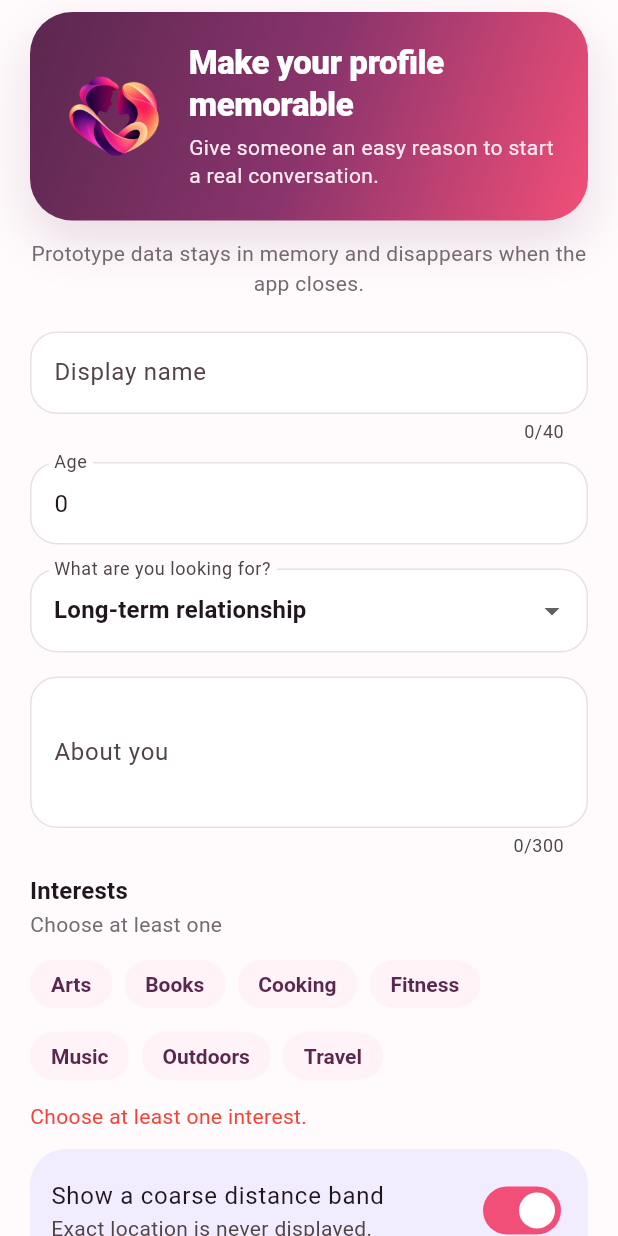
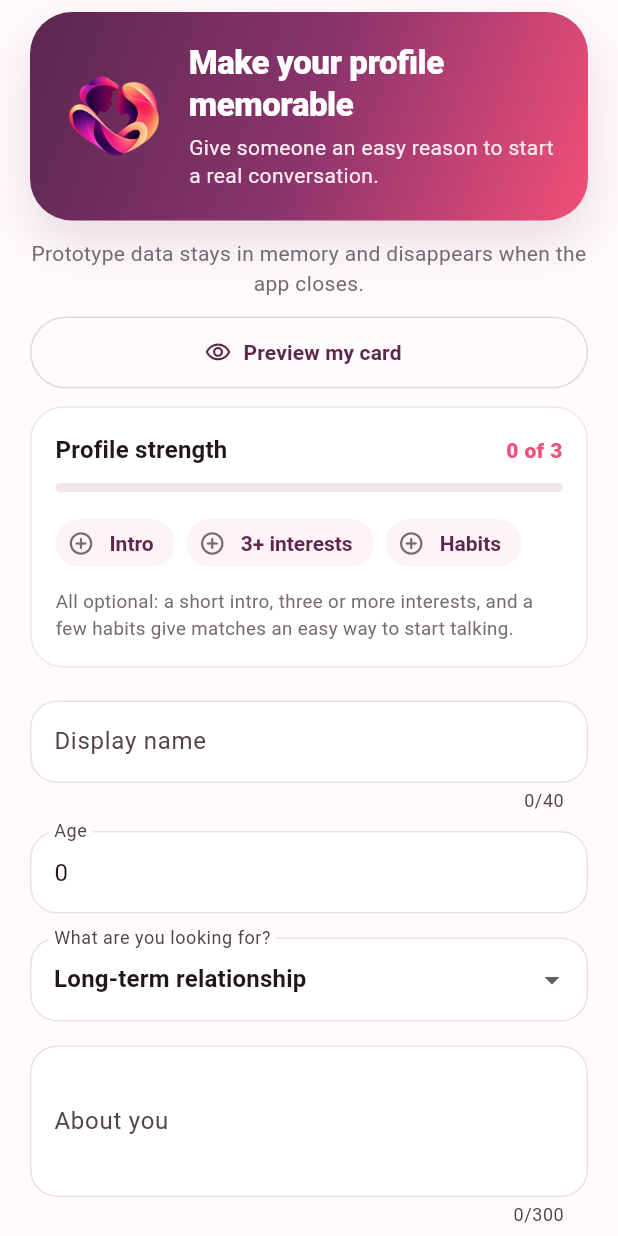
Before and after one commit to anilise09/vowra, a Flutter app: the ProfileEditor widget shown alone on an empty page, opened directly with empty values, on a phone screen of 412 x 824 dp. Run offline on Flutter 3.47's test engine with Material 3 defaults, Android fonts, the phone set to English and light mode, and no system bars; accounts and stored records are empty.

Commit message:
CP-058: preview my card, profile strength, editable habits
Co-Authored-By: Claude Opus 5.5 <noreply@anthropic.com>

```diff
--- a/lib/features/profile/profile_editor.dart
+++ b/lib/features/profile/profile_editor.dart
@@ -1,7 +1,10 @@
 import 'package:flutter/material.dart';
 
+import '../../domain/lifestyle.dart';
 import '../../domain/user_profile.dart';
 import '../../theme/vawra_theme.dart';
+import '../shared/lifestyle_picker.dart';
+import 'profile_preview.dart';
 
 class ProfileEditor extends StatefulWidget {
   const ProfileEditor({
@@ -26,6 +29,7 @@ class _ProfileEditorState extends State<ProfileEditor> {
   late Set<String> interests;
   late bool showDistanceBand;
   late bool callReadyByDefault;
+  late Map<LifestyleTopic, String> lifestyle;
 
   @override
   void initState() {
@@ -38,10 +42,15 @@ class _ProfileEditorState extends State<ProfileEditor> {
     interests = {...?profile?.interests};
     showDistanceBand = profile?.showDistanceBand ?? true;
     callReadyByDefault = profile?.callReadyByDefault ?? false;
+    lifestyle = {...?profile?.lifestyle};
+    bioController.addListener(_refresh);
   }
+
+  void _refresh() => setState(() {});
 
   @override
   void dispose() {
+    bioController.removeListener(_refresh);
     nameController.dispose();
     ageController.dispose();
     bioController.dispose();
@@ -120,6 +129,19 @@ class _ProfileEditorState extends State<ProfileEditor> {
             'Prototype data stays in memory and disappears when the app closes.',
             textAlign: TextAlign.center,
           ),
+          const SizedBox(height: 12),
+          OutlinedButton.icon(
+            key: const Key('preview-card'),
+            onPressed: () => ProfilePreviewSheet.show(context, _draft()),
+            icon: const Icon(Icons.visibility_outlined),
+            label: const Text('Preview my card'),
+          ),
+          const SizedBox(height: 12),
+          ProfileStrengthCard(
+            hasIntro: bioController.text.trim().isNotEmpty,
+            interestCount: interests.length,
+            hasLifestyle: lifestyle.isNotEmpty,
+          ),
           const SizedBox(height: 22),
           TextFormField(
             key: const Key('profile-name'),
@@ -194,7 +216,19 @@ class _ProfileEditorState extends State<ProfileEditor> {
                 style: TextStyle(color: Colors.red),
               ),
             ),
+          const SizedBox(height: 18),
+          Text('Lifestyle', style: Theme.of(context).textTheme.titleMedium),
+          const Text('Optional. Tap a chosen answer again to clear it.'),
           const SizedBox(height: 12),
+          LifestylePicker(
+            selected: lifestyle,
+            onChanged: (topic, option) => setState(
+              () => lifestyle[topic] == option
+                  ? lifestyle.remove(topic)
+                  : lifestyle[topic] = option,
+            ),
+          ),
+          const SizedBox(height: 18),
           Material(
             color: VawraColors.lavender,
             borderRadius: BorderRadius.circular(24),
@@ -239,6 +273,18 @@ class _ProfileEditorState extends State<ProfileEditor> {
     ),
   );
 
+  /// The current form as a profile, unvalidated, for the preview.
+  UserProfile _draft() => UserProfile(
+    displayName: nameController.text,
+    age: int.tryParse(ageController.text.trim()) ?? 18,
+    intent: intent,
+    bio: bioController.text.trim(),
+    interests: interests.toList()..sort(),
+    showDistanceBand: showDistanceBand,
+    callReadyByDefault: callReadyByDefault,
+    lifestyle: Map.unmodifiable(lifestyle),
+  );
+
   void _save() {
     if (!(formKey.currentState?.validate() ?? false) || interests.isEmpty) {
       return;
@@ -252,7 +298,7 @@ class _ProfileEditorState extends State<ProfileEditor> {
         interests: interests.toList()..sort(),
         showDistanceBand: showDistanceBand,
         callReadyByDefault: callReadyByDefault,
-        lifestyle: widget.initialProfile?.lifestyle ?? const {},
+        lifestyle: Map.unmodifiable(lifestyle),
       ),
     );
   }
--- /dev/null
+++ b/lib/features/profile/profile_preview.dart
@@ -0,0 +1,319 @@
+import 'package:flutter/material.dart';
+
+import '../../domain/lifestyle.dart';
+import '../../domain/user_profile.dart';
+import '../../theme/vawra_theme.dart';
+
+/// Shows the person their own card the way others would see it.
+class ProfilePreviewSheet extends StatelessWidget {
+  const ProfilePreviewSheet({super.key, required this.profile});
+
+  final UserProfile profile;
+
+  static Future<void> show(BuildContext context, UserProfile profile) =>
+      showModalBottomSheet<void>(
+        context: context,
+        isScrollControlled: true,
+        useSafeArea: true,
+        backgroundColor: VawraColors.canvas,
+        builder: (_) => ProfilePreviewSheet(profile: profile),
+      );
+
+  @override
+  Widget build(BuildContext context) {
+    final name = profile.displayName.trim().isEmpty
+        ? 'Your name'
+        : profile.displayName.trim();
+    return SizedBox(
+      height: MediaQuery.sizeOf(context).height * 0.88,
+      child: Column(
+        children: [
+          Padding(
+            padding: const EdgeInsets.fromLTRB(22, 10, 12, 4),
+            child: Row(
+              children: [
+                Expanded(
+                  child: Text(
+                    'How others see you',
+                    style: Theme.of(context).textTheme.titleLarge,
+                  ),
+                ),
+                IconButton.filledTonal(
+                  key: const Key('close-preview'),
+                  tooltip: 'Close preview',
+                  onPressed: () => Navigator.pop(context),
+                  icon: const Icon(Icons.close_rounded),
+                ),
+              ],
+            ),
+          ),
+          Expanded(
+            child: ListView(
+              key: const Key('preview-scroll'),
+              padding: const EdgeInsets.fromLTRB(18, 8, 18, 24),
+              children: [
+                AspectRatio(
+                  aspectRatio: 0.82,
+                  child: Container(
+                    decoration: BoxDecoration(
+                      borderRadius: BorderRadius.circular(28),
+                      gradient: const LinearGradient(
+                        begin: Alignment.topLeft,
+                        end: Alignment.bottomRight,
+                        colors: [
+                          VawraColors.lavender,
+                          VawraColors.blush,
+                          Color(0xFFFFD4E3),
+                        ],
+                      ),
+                    ),
+                    child: Stack(
+                      children: [
+                        Center(
+                          child: Column(
+                            mainAxisSize: MainAxisSize.min,
+                            children: [
+                              CircleAvatar(
+                                radius: 46,
+                                backgroundColor: Colors.white,
+                                child: Text(
+                                  name.characters.first.toUpperCase(),
+                                  style: const TextStyle(
+                                    fontSize: 40,
+                                    fontWeight: FontWeight.w900,
+                                    color: VawraColors.plum,
+                                  ),
+                                ),
+                              ),
+                              const SizedBox(height: 12),
+                              const Padding(
+                                padding: EdgeInsets.symmetric(horizontal: 28),
+                                child: Text(
+                                  'Your photos go here once photo upload is available.',
+                                  textAlign: TextAlign.center,
+                                ),
+                              ),
+                            ],
+                          ),
+                        ),
+                        Positioned(
+                          left: 20,
+                          right: 20,
+                          bottom: 18,
+                          child: Column(
+                            crossAxisAlignment: CrossAxisAlignment.start,
+                            children: [
+                              Text.rich(
+                                TextSpan(
+                                  children: [
+                                    TextSpan(
+                                      text: name,
+                                      style: const TextStyle(
+                                        fontWeight: FontWeight.w900,
+                                      ),
+                                    ),
+                                    TextSpan(
+                                      text: ', ${profile.age}',
+                                      style: const TextStyle(
+                                        fontWeight: FontWeight.w400,
+                                      ),
+                                    ),
+                                  ],
+                                ),
+                                style: const TextStyle(
+                                  fontSize: 28,
+                                  color: VawraColors.ink,
+                                ),
+                              ),
+                              const SizedBox(height: 6),
+                              _Fact(
+                                icon: Icons.favorite_outline_rounded,
+                                text: profile.intent.label,
+                              ),
+                              _Fact(
+                                icon: Icons.near_me_outlined,
+                                text: profile.showDistanceBand
+                                    ? 'Distance shown as a band, e.g. "5–10 km away"'
+                                    : 'Distance hidden',
+                              ),
+                            ],
+                          ),
+                        ),
+                      ],
+                    ),
+                  ),
+                ),
+                const SizedBox(height: 12),
+                if (profile.bio.trim().isNotEmpty)
+                  _Section(title: 'About $name', child: Text(profile.bio)),
+                if (profile.interests.isNotEmpty)
+                  _Section(
+                    title: 'Interests',
+                    child: Wrap(
+                      spacing: 8,
+                      runSpacing: 8,
+                      children: [
+                        for (final item in profile.interests)
+                          Chip(label: Text(item)),
+                      ],
+                    ),
+                  ),
+                if (profile.lifestyle.isNotEmpty)
+                  _Section(
+                    title: 'Lifestyle',
+                    child: Wrap(
+                      spacing: 8,
+                      runSpacing: 8,
+                      children: [
+                        for (final topic in LifestyleTopic.values)
+                          if (profile.lifestyle[topic] case final choice?)
+                            Chip(label: Text('${topic.label}: $choice')),
+                      ],
+                    ),
+                  ),
+              ],
+            ),
+          ),
+        ],
+      ),
+    );
+  }
+}
+
+class _Fact extends StatelessWidget {
+  const _Fact({required this.icon, required this.text});
+
+  final IconData icon;
+  final String text;
+
+  @override
+  Widget build(BuildContext context) => Padding(
+    padding: const EdgeInsets.only(top: 3),
+    child: Row(
+      children: [
+        Icon(icon, size: 16, color: VawraColors.plum),
+        const SizedBox(width: 6),
+        Flexible(child: Text(text)),
+      ],
+    ),
+  );
+}
+
+class _Section extends StatelessWidget {
+  const _Section({required this.title, required this.child});
+
+  final String title;
+  final Widget child;
+
+  @override
+  Widget build(BuildContext context) => Container(
+    width: double.infinity,
+    margin: const EdgeInsets.only(bottom: 10),
+    padding: const EdgeInsets.fromLTRB(18, 14, 18, 16),
+    decoration: BoxDecoration(
+      color: Colors.white,
+      borderRadius: BorderRadius.circular(22),
+      border: Border.all(color: const Color(0xFFF0E5EB)),
+    ),
+    child: Column(
+      crossAxisAlignment: CrossAxisAlignment.start,
+      children: [
+        Text(
+          title,
+          style: Theme.of(context).textTheme.labelLarge
+              ?.copyWith(color: VawraColors.muted),
+        ),
+        const SizedBox(height: 8),
+        child,
+      ],
+    ),
+  );
+}
+
+/// Optional pieces that make a profile easier to start a conversation with.
+class ProfileStrengthCard extends StatelessWidget {
+  const ProfileStrengthCard({
+    super.key,
+    required this.hasIntro,
+    required this.interestCount,
+    required this.hasLifestyle,
+  });
+
+  final bool hasIntro;
+  final int interestCount;
+  final bool hasLifestyle;
+
+  @override
+  Widget build(BuildContext context) {
+    final items = [
+      ('Intro', hasIntro),
+      ('3+ interests', interestCount >= 3),
+      ('Habits', hasLifestyle),
+    ];
+    final done = items.where((item) => item.$2).length;
+    return Container(
+      key: const Key('profile-strength'),
+      padding: const EdgeInsets.all(16),
+      decoration: BoxDecoration(
+        color: Colors.white,
+        borderRadius: BorderRadius.circular(22),
+        border: Border.all(color: const Color(0xFFF0E5EB)),
+      ),
+      child: Column(
+        crossAxisAlignment: CrossAxisAlignment.start,
+        children: [
+          Row(
+            children: [
+              Expanded(
+                child: Text(
+                  'Profile strength',
+                  style: Theme.of(context).textTheme.titleMedium,
+                ),
+              ),
+              Text(
+                '$done of ${items.length}',
+                style: const TextStyle(
+                  fontWeight: FontWeight.w800,
+                  color: VawraColors.coral,
+                ),
+              ),
+            ],
+          ),
+          const SizedBox(height: 10),
+          ClipRRect(
+            borderRadius: BorderRadius.circular(8),
+            child: LinearProgressIndicator(
+              value: done / items.length,
+              minHeight: 6,
+              color: VawraColors.coral,
+              backgroundColor: const Color(0xFFF0E6EB),
+            ),
+          ),
+          const SizedBox(height: 10),
+          Wrap(
+            spacing: 8,
+            runSpacing: 8,
+            children: [
+              for (final (label, complete) in items)
+                Chip(
+                  avatar: Icon(
+                    complete
+                        ? Icons.check_circle_rounded
+                        : Icons.add_circle_outline_rounded,
+                    size: 18,
+                    color: complete ? VawraColors.coral : VawraColors.muted,
+                  ),
+                  label: Text(label),
+                ),
+            ],
+          ),
+          const SizedBox(height: 6),
+          const Text(
+            'All optional: a short intro, three or more interests, and a few habits give matches an easy way to start talking.',
+            style: TextStyle(fontSize: 12.5),
+          ),
+        ],
+      ),
+    );
+  }
+}
--- /dev/null
+++ b/lib/features/shared/lifestyle_picker.dart
@@ -0,0 +1,60 @@
+import 'package:flutter/material.dart';
+
+import '../../domain/lifestyle.dart';
+import '../../theme/vawra_theme.dart';
+
+/// One-choice-per-topic chip groups; tapping the chosen chip clears it.
+class LifestylePicker extends StatelessWidget {
+  const LifestylePicker({
+    super.key,
+    required this.selected,
+    required this.onChanged,
+  });
+
+  final Map<LifestyleTopic, String> selected;
+  final void Function(LifestyleTopic topic, String option) onChanged;
+
+  static const _icons = {
+    LifestyleTopic.drinking: Icons.local_bar_outlined,
+    LifestyleTopic.smoking: Icons.smoke_free_rounded,
+    LifestyleTopic.exercise: Icons.directions_run_rounded,
+    LifestyleTopic.pets: Icons.pets_outlined,
+  };
+
+  @override
+  Widget build(BuildContext context) => Column(
+    crossAxisAlignment: CrossAxisAlignment.start,
+    children: [
+      for (final topic in LifestyleTopic.values) ...[
+        if (topic.index > 0) const Divider(height: 28),
+        Row(
+          children: [
+            Icon(_icons[topic], size: 20, color: VawraColors.plum),
+            const SizedBox(width: 8),
+            Text(topic.label, style: Theme.of(context).textTheme.titleMedium),
+          ],
+        ),
+        const SizedBox(height: 10),
+        Wrap(
+          spacing: 8,
+          runSpacing: 8,
+          children: [
+            for (final option in topic.options)
+              ChoiceChip(
+                key: Key('lifestyle-${topic.name}-$option'),
+                label: Text(option),
+                selected: selected[topic] == option,
+                selectedColor: VawraColors.blush,
+                side: BorderSide(
+                  color: selected[topic] == option
+                      ? VawraColors.coral
+                      : const Color(0xFFE2D7DE),
+                ),
+                onSelected: (_) => onChanged(topic, option),
+              ),
+          ],
+        ),
+      ],
+    ],
+  );
+}
```
Also changed, not shown: lib/features/onboarding/onboarding_flow.dart (+2 -52 lines), 3 other files.
